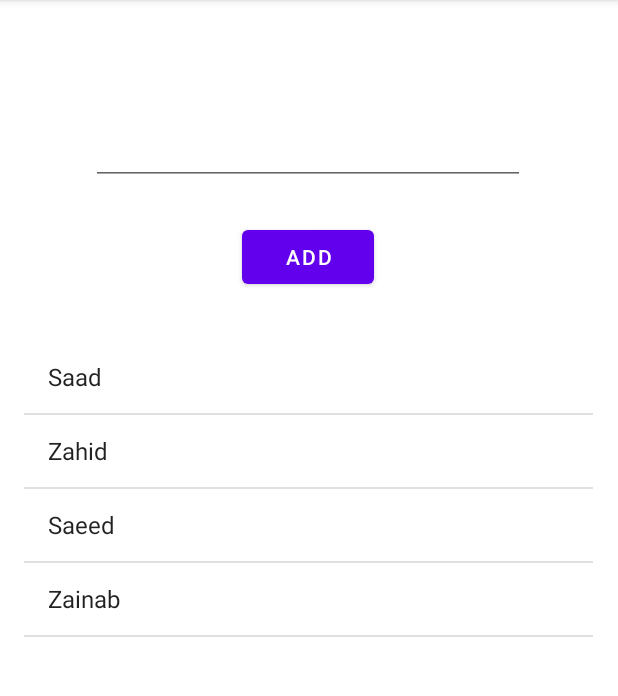
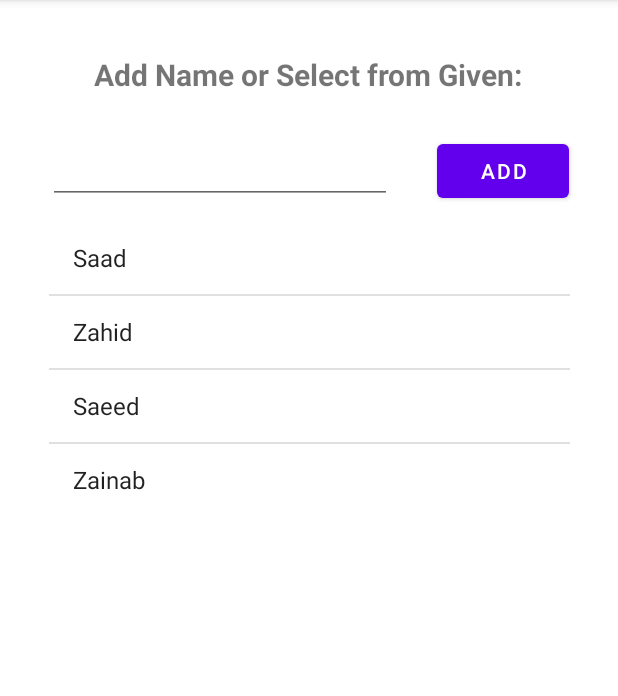
Before and after one commit to Nayab-Tahir/MobileComputing, an Android app: the screen it shows after launch (MainActivity), on a phone screen of 412 x 824 dp, the part 84-780 px from its top. Run offline under Robolectric (Android 15) with nearby library versions, the phone set to English and light mode, and no system bars.

Commit message:
Select from listview item, prompt selected item along Confirm button

```diff
--- a/ListView/app/src/main/java/com/example/listview/MainActivity.java
+++ b/ListView/app/src/main/java/com/example/listview/MainActivity.java
@@ -17,8 +17,9 @@ public class MainActivity extends AppCompatActivity {
 
     ArrayList<String> studentList = new ArrayList<String>();
     ListView listView;
-    Button btn;
+    Button btnAdd, btnConfirm;
     EditText editText;
+    TextView selectedItem;
     @Override
     protected void onCreate(Bundle savedInstanceState) {
         super.onCreate(savedInstanceState);
@@ -28,22 +29,44 @@ public class MainActivity extends AppCompatActivity {
         studentList.add("Zahid");
         studentList.add("Saeed");
         studentList.add("Zainab");
+
         ArrayAdapter<String> arrayAdapter = new ArrayAdapter<String>
                 (this, android.R.layout.simple_list_item_1, studentList);
-        listView = findViewById(R.id.lv);
+        listView = findViewById(R.id.listView);
         listView.setAdapter(arrayAdapter);
 
-        btn = findViewById(R.id.button);
         editText = findViewById(R.id.editText);
+        btnAdd = findViewById(R.id.btnAdd);
 
-        btn.setOnClickListener(new View.OnClickListener() {
+        btnAdd.setOnClickListener(new View.OnClickListener() {
             @Override
             public void onClick(View v) {
-                studentList.add(editText.getText().toString());
-                arrayAdapter.notifyDataSetChanged();
+                boolean found = false;
+                for (String i: studentList
+                     ) {
+                    if(i.equals(editText.getText().toString())){
+                        found = true;
+                    }
+                }
+                if(!found) {
+                    studentList.add(editText.getText().toString());
+                    arrayAdapter.notifyDataSetChanged();
+                }
+            }
+        });
+
+        selectedItem = findViewById(R.id.selectedItem);
+        btnConfirm = findViewById(R.id.btnConfirm);
+        listView.setOnItemClickListener(new AdapterView.OnItemClickListener() {
+            @Override
+            public void onItemClick(AdapterView<?> parent, View view, int position, long id) {
+                selectedItem.setText("You selected: " + studentList.get(position));
+                btnConfirm.setVisibility(View.VISIBLE);
             }
         });
 
 
+
+
     }
 }
--- a/ListView/app/src/main/res/layout/activity_main.xml
+++ b/ListView/app/src/main/res/layout/activity_main.xml
@@ -7,37 +7,73 @@
     tools:context=".MainActivity">
 
     <ListView
-        android:id="@+id/lv"
-        android:layout_width="379dp"
-        android:layout_height="477dp"
-        android:layout_marginTop="32dp"
+        android:id="@+id/listView"
+        android:layout_width="347dp"
+        android:layout_height="wrap_content"
+        android:layout_marginTop="12dp"
         app:layout_constraintEnd_toEndOf="parent"
-        app:layout_constraintHorizontal_bias="0.492"
-        app:layout_constraintStart_toStartOf="parent"
-        app:layout_constraintTop_toBottomOf="@+id/button" />
-
-    <Button
-        android:id="@+id/button"
-        android:layout_width="wrap_content"
-        android:layout_height="wrap_content"
-        android:layout_marginTop="24dp"
-        android:text="Add"
-        app:layout_constraintEnd_toEndOf="parent"
-        app:layout_constraintHorizontal_bias="0.498"
         app:layout_constraintStart_toStartOf="parent"
         app:layout_constraintTop_toBottomOf="@+id/editText" />
 
+    <Button
+        android:id="@+id/btnAdd"
+        android:layout_width="wrap_content"
+        android:layout_height="wrap_content"
+        android:text="Add"
+        app:layout_constraintBottom_toTopOf="@+id/listView"
+        app:layout_constraintEnd_toEndOf="parent"
+        app:layout_constraintHorizontal_bias="0.483"
+        app:layout_constraintStart_toEndOf="@+id/editText"
+        app:layout_constraintTop_toTopOf="@+id/editText"
+        app:layout_constraintVertical_bias="0.0" />
+
     <EditText
         android:id="@+id/editText"
-        android:layout_width="289dp"
-        android:layout_height="63dp"
-        android:layout_marginTop="60dp"
+        android:layout_width="229dp"
+        android:layout_height="46dp"
+        android:layout_marginStart="32dp"
+        android:layout_marginTop="8dp"
         android:textAlignment="center"
-        android:textSize="24sp"
+        android:textSize="20sp"
+        app:layout_constraintStart_toStartOf="parent"
+        app:layout_constraintTop_toBottomOf="@+id/heading" />
+
+    <TextView
+        android:id="@+id/selectedItem"
+        android:layout_width="262dp"
+        android:layout_height="45dp"
+        android:layout_marginTop="48dp"
+        android:textAlignment="center"
+        android:textSize="20sp"
         app:layout_constraintEnd_toEndOf="parent"
-        app:layout_constraintHorizontal_bias="0.497"
+        app:layout_constraintHorizontal_bias="0.496"
+        app:layout_constraintStart_toStartOf="parent"
+        app:layout_constraintTop_toBottomOf="@+id/listView" />
+
+    <TextView
+        android:id="@+id/heading"
+        android:layout_width="318dp"
+        android:layout_height="46dp"
+        android:layout_marginTop="36dp"
+        android:text="Add Name or Select from Given:"
+        android:textAlignment="center"
+        android:textSize="20sp"
+        android:textStyle="bold"
+        app:layout_constraintEnd_toEndOf="parent"
+        app:layout_constraintHorizontal_bias="0.496"
         app:layout_constraintStart_toStartOf="parent"
         app:layout_constraintTop_toTopOf="parent" />
 
+    <Button
+        android:id="@+id/btnConfirm"
+        android:layout_width="wrap_content"
+        android:layout_height="wrap_content"
+        android:layout_marginTop="4dp"
+        android:text="Confirm"
+        android:visibility="invisible"
+        app:layout_constraintEnd_toEndOf="@+id/selectedItem"
+        app:layout_constraintStart_toStartOf="@+id/selectedItem"
+        app:layout_constraintTop_toBottomOf="@+id/selectedItem" />
+
 
 </androidx.constraintlayout.widget.ConstraintLayout>
```
